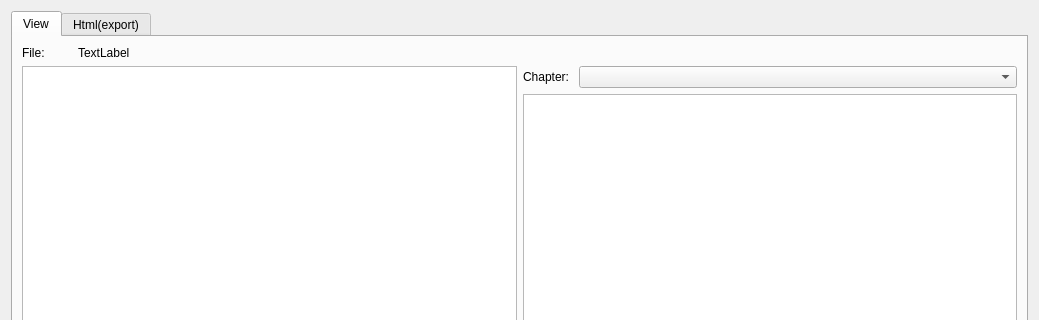
Old version of the form src/advance/preview/previewbook.ui in the repository axsapronov/bQella; both pictures show x 0 to 1039 and y 0 to 320 of the 1039 by 651 pixel window.
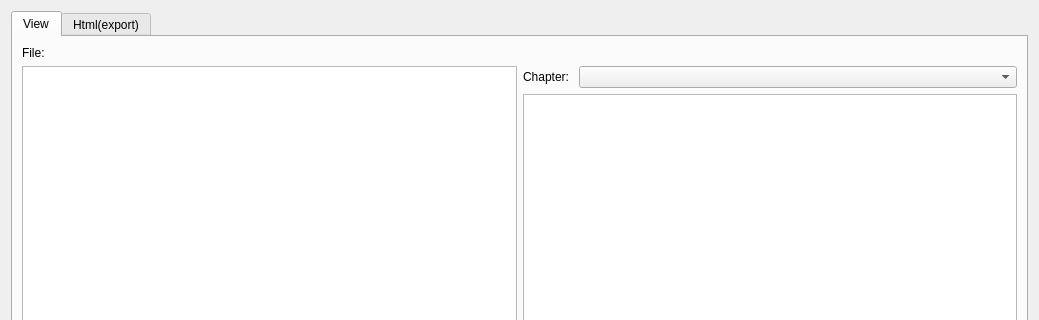
New version of the form.

Patch:
```diff
--- a/src/advance/preview/previewbook.ui
+++ b/src/advance/preview/previewbook.ui
@@ -40,7 +40,7 @@
        <item row="0" column="1" colspan="3">
         <widget class="QLabel" name="LAViewFile">
          <property name="text">
-          <string>TextLabel</string>
+          <string/>
          </property>
         </widget>
        </item>
```
